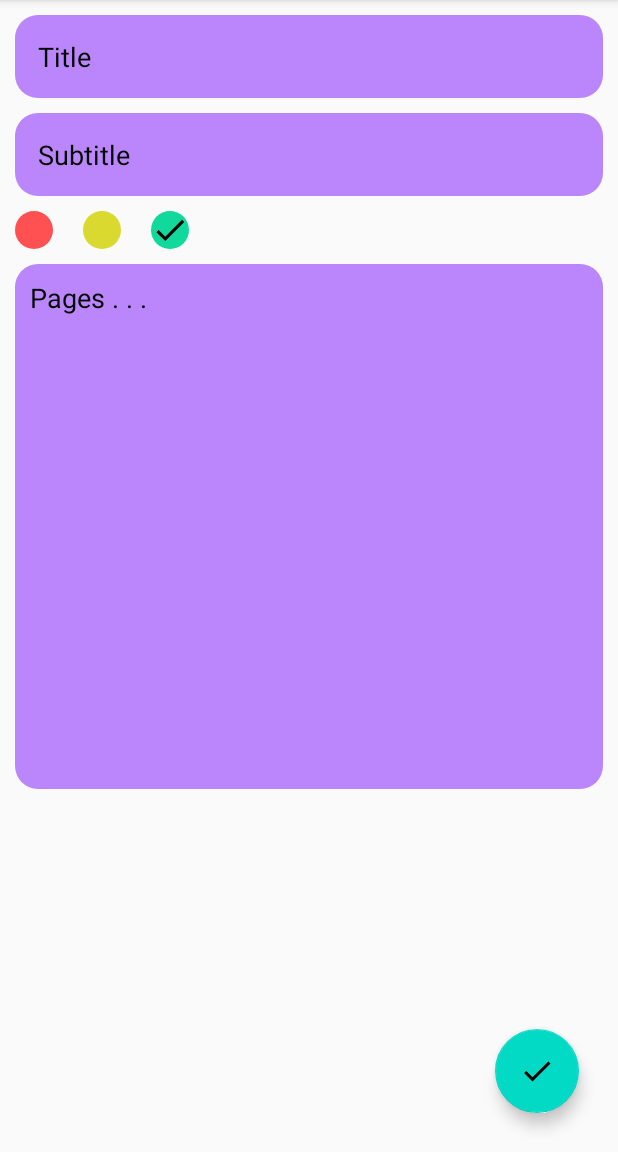
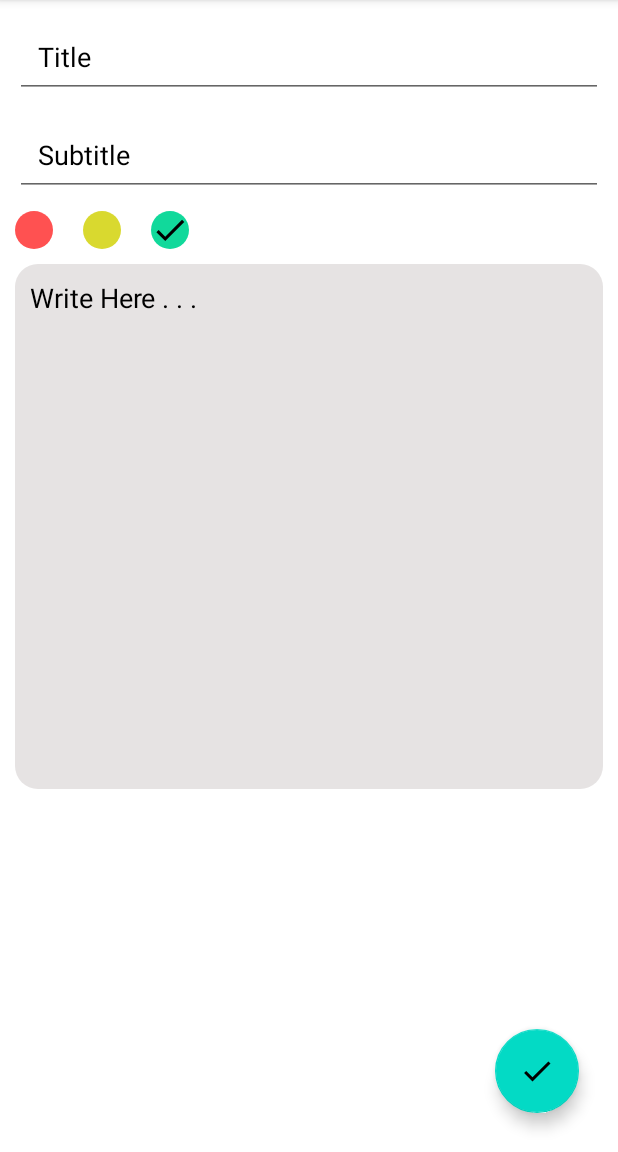
Before and after one commit to rafayetrafi/Paper, an Android app: the NewNoteFragment screen opened through its navigation route, on a phone screen of 412 x 824 dp, the part 84-1236 px from its top. Run offline under Robolectric (Android 15) with nearby library versions, the phone set to English and light mode, and no system bars; our stand-ins replace Room's generated code, navigation-ui; 2 statements that could not run were skipped.

Commit message:
UI Changes and Icon Updated Updated

```diff
--- a/app/src/main/java/com/rafayet/paper/ui/Fragments/EditNoteFragment.kt
+++ b/app/src/main/java/com/rafayet/paper/ui/Fragments/EditNoteFragment.kt
@@ -104,7 +104,7 @@ class EditNoteFragment : Fragment() {
             priority = priority
         )
         viewModel.updateNotes(notesData)
-        Toast.makeText(requireActivity(), "Notes Updated Successful", Toast.LENGTH_SHORT).show()
+        Toast.makeText(requireActivity(), "Paper Updated Successful", Toast.LENGTH_SHORT).show()
 
         Navigation.findNavController(it!!).navigate(R.id.action_editNoteFragment_to_homeFragment)
     }
--- a/app/src/main/java/com/rafayet/paper/ui/Fragments/NewNoteFragment.kt
+++ b/app/src/main/java/com/rafayet/paper/ui/Fragments/NewNoteFragment.kt
@@ -73,7 +73,7 @@ class NewNoteFragment : Fragment() {
             priority = priority
         )
         viewModel.addNotes(notesData)
-        Toast.makeText(requireActivity(), "Notes Created Successfully", Toast.LENGTH_SHORT).show()
+        Toast.makeText(requireActivity(), "Paper Created Successfully", Toast.LENGTH_SHORT).show()
 
         Navigation.findNavController(it!!).navigate(R.id.action_newNoteFragment_to_homeFragment)
 
--- a/app/src/main/res/drawable/btn_filter_shape.xml
+++ b/app/src/main/res/drawable/btn_filter_shape.xml
@@ -3,7 +3,7 @@
     android:shape="rectangle"
     xmlns:android="http://schemas.android.com/apk/res/android">
 
-    <solid android:color="#6E5757"/>
+    <solid android:color="#541C93"/>
     <corners android:radius="150dp"/>
 
 </shape>
--- a/app/src/main/res/drawable/edit_text_shape.xml
+++ b/app/src/main/res/drawable/edit_text_shape.xml
@@ -2,7 +2,7 @@
 <shape xmlns:android="http://schemas.android.com/apk/res/android"
     android:shape="rectangle">
 
-    <solid android:color="@color/purple_200"/>
+    <solid android:color="#E6E3E3"/>
     <corners android:radius="15dp"/>
 
 </shape>
--- /dev/null
+++ b/app/src/main/res/drawable/ic_baseline_filter_list_24.xml
@@ -0,0 +1,5 @@
+<vector android:height="24dp" android:tint="#000000"
+    android:viewportHeight="24" android:viewportWidth="24"
+    android:width="24dp" xmlns:android="http://schemas.android.com/apk/res/android">
+    <path android:fillColor="@android:color/white" android:pathData="M10,18h4v-2h-4v2zM3,6v2h18L21,6L3,6zM6,13h12v-2L6,11v2z"/>
+</vector>
--- a/app/src/main/res/layout/fragment_edit_note.xml
+++ b/app/src/main/res/layout/fragment_edit_note.xml
@@ -18,7 +18,6 @@
             android:layout_width="match_parent"
             android:layout_height="wrap_content"
             android:layout_marginTop="10dp"
-            android:background="@drawable/edit_text_shape"
             android:hint="Title"
             android:maxLines="1"
             android:padding="15dp"
@@ -29,7 +28,6 @@
             android:layout_width="match_parent"
             android:layout_height="wrap_content"
             android:layout_marginTop="10dp"
-            android:background="@drawable/edit_text_shape"
             android:hint="Subtitle"
             android:maxLines="1"
             android:padding="15dp"
@@ -73,7 +71,7 @@
             android:layout_marginTop="10dp"
             android:background="@drawable/edit_text_shape"
             android:gravity="start"
-            android:hint="Pages . . ."
+            android:hint="Write Here . . ."
             android:padding="10dp"
             android:textColorHint="@color/black" />
 
--- a/app/src/main/res/layout/fragment_new_note.xml
+++ b/app/src/main/res/layout/fragment_new_note.xml
@@ -11,7 +11,8 @@
         android:layout_width="match_parent"
         android:layout_height="match_parent"
         android:paddingStart="10dp"
-        android:paddingEnd="10dp">
+        android:paddingEnd="10dp"
+        android:background="#FFFFFF">
 
         <EditText
             android:id="@+id/et_Title"
@@ -21,8 +22,7 @@
             android:padding="15dp"
             android:textColorHint="@color/black"
             android:layout_marginTop="10dp"
-            android:maxLines="1"
-            android:background="@drawable/edit_text_shape"/>
+            android:maxLines="1"/>
 
         <EditText
             android:hint="Subtitle"
@@ -32,8 +32,7 @@
             android:padding="15dp"
             android:textColorHint="@color/black"
             android:layout_marginTop="10dp"
-            android:maxLines="1"
-            android:background="@drawable/edit_text_shape"/>
+            android:maxLines="1"/>
 
         <LinearLayout
             android:orientation="horizontal"
@@ -68,7 +67,7 @@
 
         <EditText
             android:id="@+id/et_new_blank_Notes"
-            android:hint="Pages . . ."
+            android:hint="Write Here . . ."
             android:layout_width="match_parent"
             android:layout_height="350dp"
             android:padding="10dp"
--- a/app/src/main/res/navigation/navigation_graph.xml
+++ b/app/src/main/res/navigation/navigation_graph.xml
@@ -8,7 +8,7 @@
     <fragment
         android:id="@+id/homeFragment"
         android:name="com.rafayet.paper.ui.Fragments.HomeFragment"
-        android:label="Paper Home"
+        android:label="Home"
         tools:layout="@layout/fragment_home" >
         <action
             android:id="@+id/action_homeFragment_to_newNoteFragment"
--- a/app/src/main/res/values/strings.xml
+++ b/app/src/main/res/values/strings.xml
@@ -4,7 +4,7 @@
     <string name="hello_blank_fragment">Hello blank fragment</string>
     <string name="home_fragment">Home Fragment</string>
     <string name="homepage">HomePage</string>
-    <string name="warning_text_delete">Are you Sure want to delete \n This Notes?</string>
+    <string name="warning_text_delete">Are you Sure want to delete \n This Paper?</string>
     <string name="no">No</string>
     <string name="yes">Yes</string>
 </resources>
```
Also changed, not shown: app/src/main/res/layout/fragment_home.xml (+4 -3 lines).
